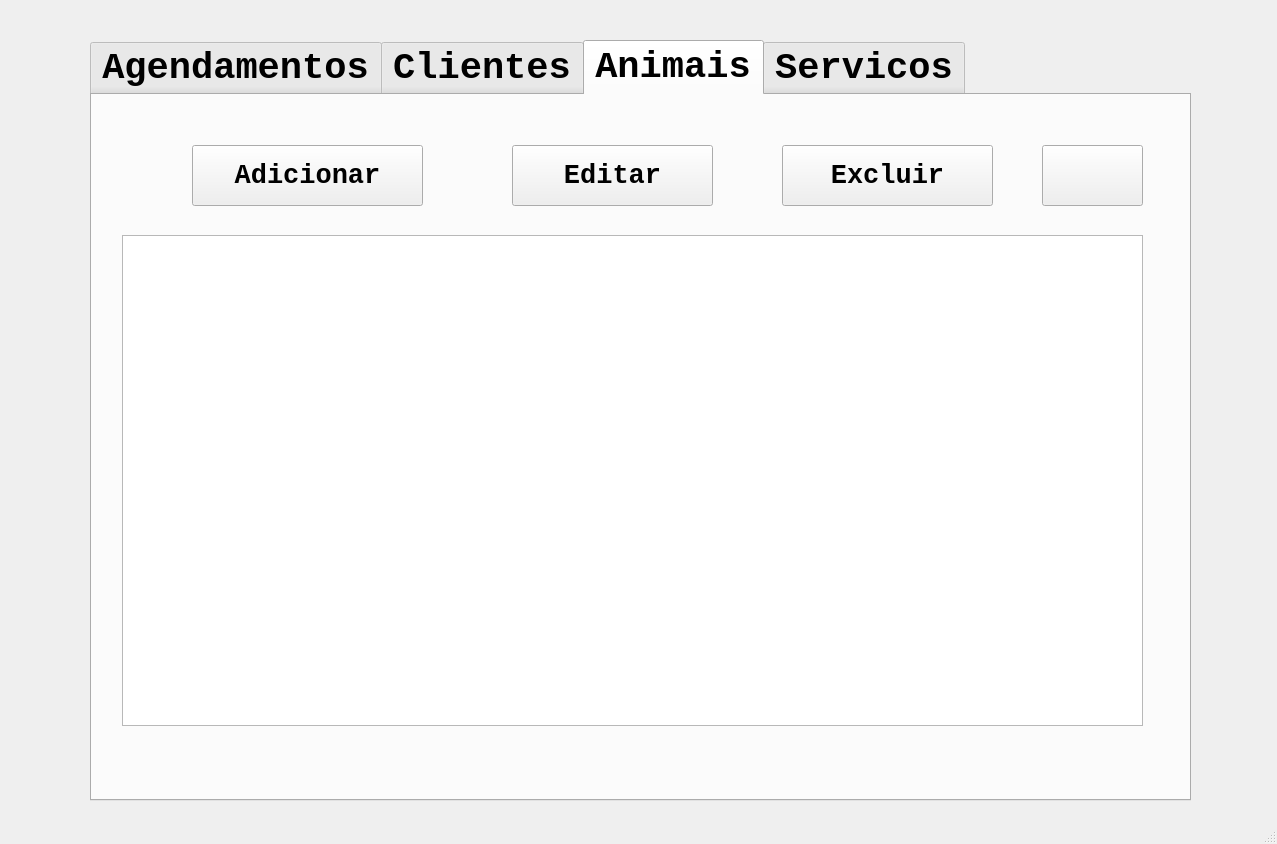
Before: the Qt Designer form interface.ui in Riba12/AV2---PAV---FlaPet, drawn with Qt 5.
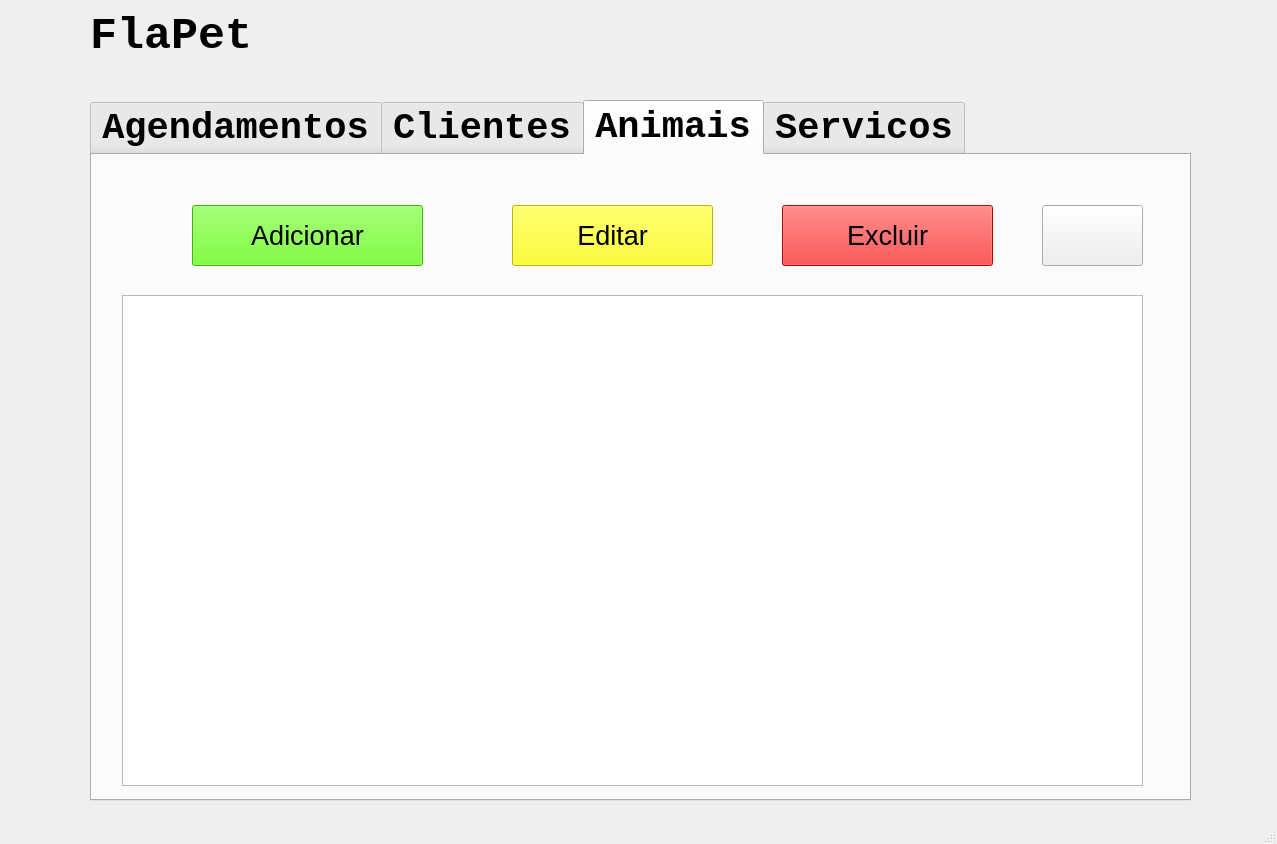
After: the same form once the commit is applied. The open tabs and pages were chosen to show the change. Icons and pictures are not drawn.

Commit message: feat(): crud em clientes

```diff
--- a/interface.ui
+++ b/interface.ui
@@ -18,9 +18,9 @@
     <property name="geometry">
      <rect>
       <x>90</x>
-      <y>40</y>
+      <y>100</y>
       <width>1101</width>
-      <height>761</height>
+      <height>701</height>
      </rect>
     </property>
     <property name="font">
@@ -330,6 +330,9 @@
         <pointsize>20</pointsize>
        </font>
       </property>
+      <property name="styleSheet">
+       <string notr="true">background-color:rgb(255, 255, 0)</string>
+      </property>
       <property name="text">
        <string>Editar</string>
       </property>
@@ -348,6 +351,9 @@
         <pointsize>20</pointsize>
        </font>
       </property>
+      <property name="styleSheet">
+       <string notr="true">background-color:rgb(85, 255, 0)</string>
+      </property>
       <property name="text">
        <string>Adicionar</string>
       </property>
@@ -366,6 +372,9 @@
         <pointsize>20</pointsize>
        </font>
       </property>
+      <property name="styleSheet">
+       <string notr="true">background-color:rgb(255, 0, 0)</string>
+      </property>
       <property name="text">
        <string>Excluir</string>
       </property>
@@ -521,6 +530,27 @@
      </widget>
     </widget>
    </widget>
+   <widget class="QLabel" name="label">
+    <property name="geometry">
+     <rect>
+      <x>90</x>
+      <y>10</y>
+      <width>241</width>
+      <height>51</height>
+     </rect>
+    </property>
+    <property name="font">
+     <font>
+      <family>Courier New</family>
+      <pointsize>34</pointsize>
+      <weight>75</weight>
+      <bold>true</bold>
+     </font>
+    </property>
+    <property name="text">
+     <string>FlaPet </string>
+    </property>
+   </widget>
   </widget>
   <widget class="QMenuBar" name="menubar">
    <property name="geometry">
```
Left out of the diff: 26 changed lines with no effect on the pictures. The commit also changes 1 other file.
